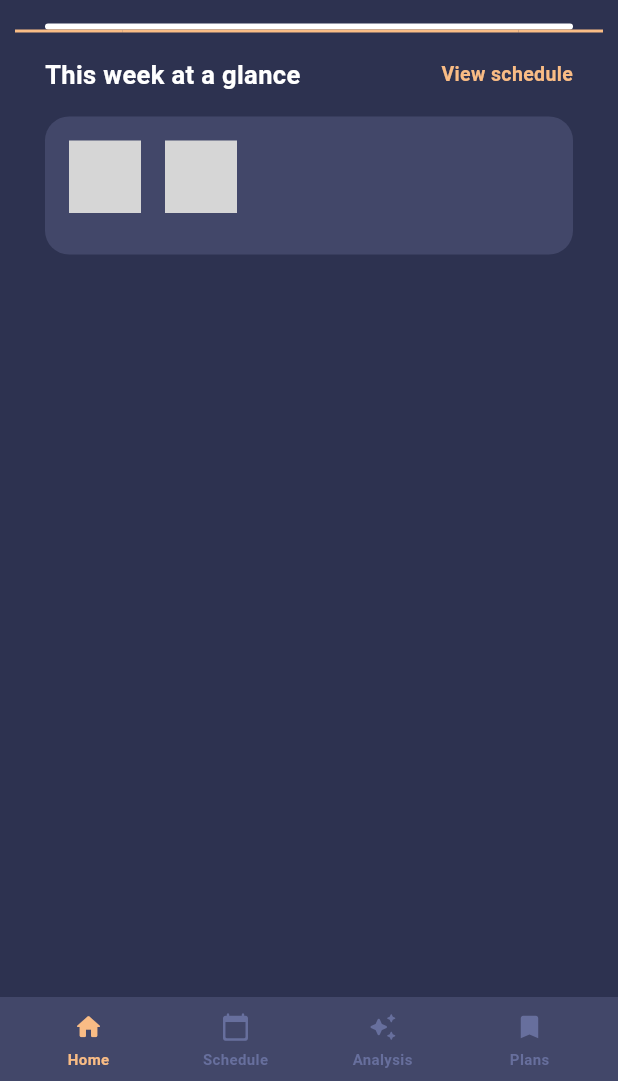
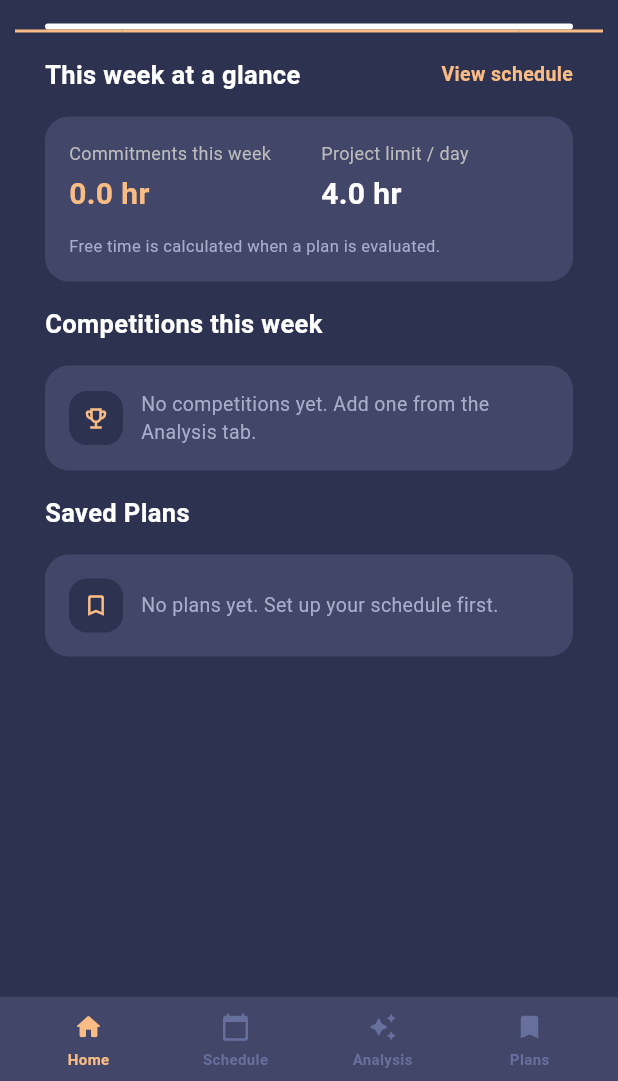
Before and after one commit to panjiaryasoma/Takt, a Flutter app: the screen it shows after launch, on a phone screen of 412 x 824 dp, the part 155-1236 px from its top. Run offline on Flutter 3.47's test engine with Material 3 defaults, Android fonts, the phone set to English and light mode, and no system bars; our stand-ins replace drift, file_picker; accounts and stored records are empty; statements that could not run were skipped; grey boxes are pictures that could not be loaded.

Commit message:
fix(mobile): restore full home after locale formatting edit

```diff
--- a/apps/mobile/lib/screens/home_screen.dart
+++ b/apps/mobile/lib/screens/home_screen.dart
@@ -118,3 +118,119 @@ class HomeScreen extends StatelessWidget {
                     'Free time is calculated when a plan is evaluated.',
                     style: TextStyle(color: C.detailMuted, fontSize: 11),
                   ),
+                ),
+              ],
+            ),
+          ),
+          if (vm.errorMessage != null) ...[
+            const SizedBox(height: 12),
+            Container(
+              margin: const EdgeInsets.symmetric(horizontal: 20),
+              padding: const EdgeInsets.all(14),
+              decoration: BoxDecoration(
+                color: C.card,
+                borderRadius: BorderRadius.circular(14),
+              ),
+              child: Row(
+                children: [
+                  Expanded(
+                    child: Text(
+                      vm.errorMessage!,
+                      style: const TextStyle(color: C.detailMuted, fontSize: 12),
+                    ),
+                  ),
+                  TextButton(onPressed: vm.retry, child: const Text('Try again')),
+                ],
+              ),
+            ),
+          ],
+          const SizedBox(height: 16),
+          const SectionHeading(title: 'Competitions this week'),
+          const SizedBox(height: 16),
+          const _EmptyCard(
+            icon: Icons.emoji_events_outlined,
+            text: 'No competitions yet. Add one from the Analysis tab.',
+          ),
+          const SizedBox(height: 16),
+          const SectionHeading(title: 'Saved Plans'),
+          const SizedBox(height: 16),
+          _EmptyCard(
+            icon: Icons.bookmark_border_rounded,
+            text: adaJadwal
+                ? 'No saved plans yet.'
+                : 'No plans yet. Set up your schedule first.',
+          ),
+        ],
+      ),
+    );
+  }
+}
+
+class _EmptyCard extends StatelessWidget {
+  const _EmptyCard({required this.icon, required this.text});
+
+  final IconData icon;
+  final String text;
+
+  @override
+  Widget build(BuildContext context) {
+    return Container(
+      margin: const EdgeInsets.symmetric(horizontal: 20),
+      padding: const EdgeInsets.all(16),
+      decoration: BoxDecoration(
+        color: C.card,
+        borderRadius: BorderRadius.circular(16),
+      ),
+      child: Row(
+        children: [
+          Container(
+            width: 36,
+            height: 36,
+            decoration: BoxDecoration(
+              color: C.bg,
+              borderRadius: BorderRadius.circular(12),
+            ),
+            alignment: Alignment.center,
+            child: Icon(icon, color: C.accent, size: 18),
+          ),
+          const SizedBox(width: 12),
+          Expanded(
+            child: Text(
+              text,
+              style: const TextStyle(color: C.detailMuted, fontSize: 13),
+            ),
+          ),
+        ],
+      ),
+    );
+  }
+}
+
+class _Metric extends StatelessWidget {
+  const _Metric({required this.label, required this.value, required this.color});
+
+  final String label;
+  final String value;
+  final Color color;
+
+  @override
+  Widget build(BuildContext context) {
+    return Expanded(
+      child: Column(
+        crossAxisAlignment: CrossAxisAlignment.start,
+        children: [
+          Text(label, style: const TextStyle(color: C.muted, fontSize: 12)),
+          const SizedBox(height: 4),
+          Text(
+            value,
+            style: TextStyle(
+              color: color,
+              fontSize: 20,
+              fontWeight: FontWeight.w700,
+            ),
+          ),
+        ],
+      ),
+    );
+  }
+}
```
